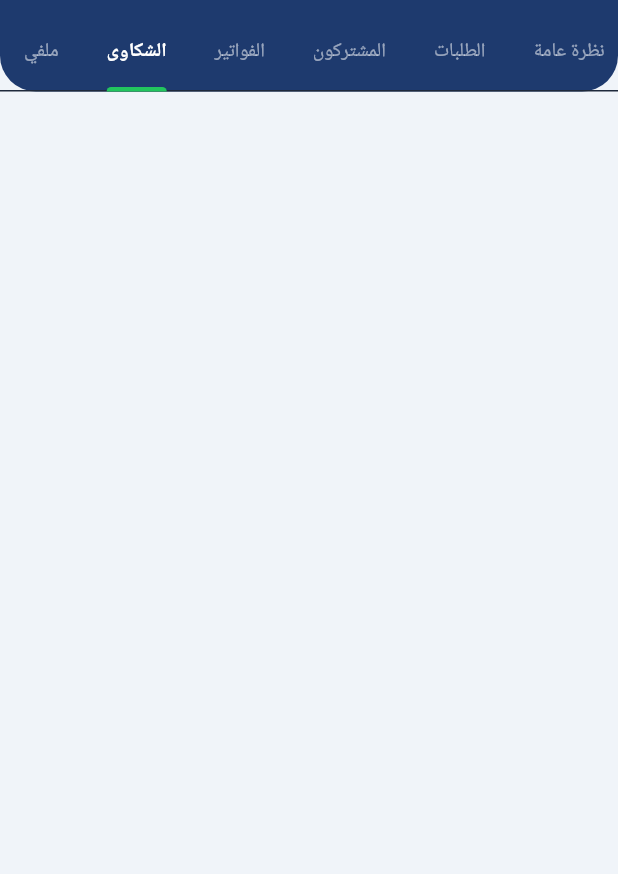
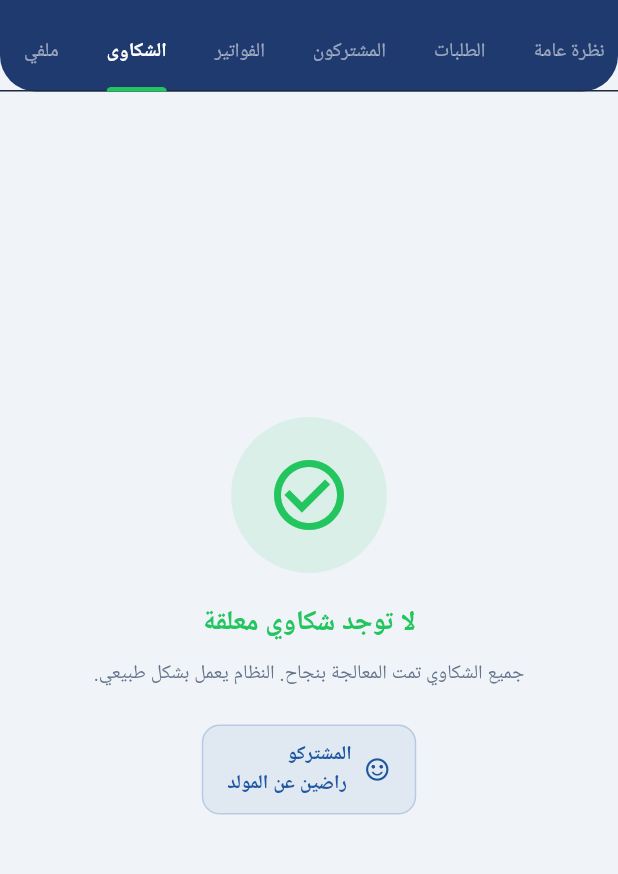
Before and after one commit to Mohmmed-AlShweikh/Power-House, a Flutter app: the AdminScreen screen opened by its route, tab 5 chosen, on a phone screen of 412 x 824 dp, the part 96-970 px from its top. Run offline on Flutter 3.47's test engine with Material 3 defaults, Android fonts, the phone set to English and light mode, and no system bars; our stand-ins replace cloud_firestore, firebase_auth, firebase_core, flutter_animate, flutter_riverpod, go_router and 2 more; accounts and stored records are empty; network calls fail.

Commit message:
Update user profiles to include phone numbers and improve screen layouts
Add a phone number field to user profiles and enhance scrolling for forms.

Replit-Commit-Author: Agent
Replit-Commit-Session-Id: 0f8d77bb-1a23-40e7-9da5-d28ff4cab438
Replit-Commit-Checkpoint-Type: full_checkpoint
Replit-Commit-Event-Id: 30060ceb-e93e-465e-8a20-e4ec274d993c
Replit-Commit-Screenshot-Url: https://storage.googleapis.com/screenshot-production-us-central1/6a3997ea-dc35-4381-9a5b-7e521b4604f4/0f8d77bb-1a23-40e7-9da5-d28ff4cab438/ELVRyQ0
Replit-Helium-Checkpoint-Created: true

```diff
--- a/lib/models/user_model.dart
+++ b/lib/models/user_model.dart
@@ -59,6 +59,7 @@ class UserProfile {
   UserProfile copyWith({
     String? name,
     String? address,
+    String? phone,
     ApprovalStatus? approvalStatus,
     SubscriptionStatus? subscriptionStatus,
     int? ampereLimit,
@@ -66,7 +67,7 @@ class UserProfile {
       UserProfile(
         uid: uid,
         idNumber: idNumber,
-        phone: phone,
+        phone: phone ?? this.phone,
         name: name ?? this.name,
         address: address ?? this.address,
         role: role,
--- a/lib/views/screens/admin/admin_screen.dart
+++ b/lib/views/screens/admin/admin_screen.dart
@@ -76,16 +76,24 @@ class _AdminScreenState extends ConsumerState<AdminScreen>
                               color: Colors.white, size: 22),
                         ),
                         const SizedBox(width: 12),
-                        Column(
+                        Consumer(
+                          builder: (_, ref, __) {
+                            final profile = ref.watch(authProvider).profile;
+                            return Column(
                               crossAxisAlignment: CrossAxisAlignment.start,
                               children: [
                                 Text('لوحة الإدارة',
                                     style: theme.textTheme.headlineMedium
                                         ?.copyWith(color: Colors.white)),
-                            Text('مولد حي البيرة',
+                                Text(
+                                    profile != null && profile.name.isNotEmpty
+                                        ? profile.name
+                                        : 'مولد حي البيرة',
                                     style: theme.textTheme.bodyMedium
                                         ?.copyWith(color: Colors.white60)),
                               ],
+                            );
+                          },
                         ),
                         const Spacer(),
                         Consumer(
@@ -611,17 +619,6 @@ class _SubscribersTabState extends ConsumerState<_SubscribersTab> {
                               const BoxConstraints(minWidth: 44, minHeight: 44),
                         ),
                       ),
-                    ),
-                  ),
-                  const SizedBox(width: 10),
-                  ElevatedButton.icon(
-                    onPressed: () => _showAddSheet(context),
-                    icon: const Icon(Icons.add, size: 18),
-                    label: const Text('إضافة'),
-                    style: ElevatedButton.styleFrom(
-                      minimumSize: const Size(0, 44),
-                      padding: const EdgeInsets.symmetric(
-                          horizontal: 14, vertical: 12),
                     ),
                   ),
                 ],
@@ -1443,6 +1440,7 @@ class _AddBillSheetState extends ConsumerState<_AddBillSheet> {
         top: 24,
         bottom: MediaQuery.of(context).viewInsets.bottom + 28,
       ),
+      child: SingleChildScrollView(
         child: Column(
           mainAxisSize: MainAxisSize.min,
           crossAxisAlignment: CrossAxisAlignment.start,
@@ -1670,6 +1668,7 @@ class _AddBillSheetState extends ConsumerState<_AddBillSheet> {
           ),
         ],
       ),
+    ),
   );
   }
 }
@@ -2026,7 +2025,9 @@ class _ComplaintsTab extends ConsumerWidget {
     final complaintsAsync = ref.watch(complaintsProvider);
 
     return complaintsAsync.when(
-      data: (complaints) => ListView(
+      data: (complaints) => complaints.isEmpty
+          ? const _EmptyComplaints()
+          : ListView(
               padding: const EdgeInsets.all(16),
               children: complaints
                   .map((c) => Padding(
@@ -2045,6 +2046,81 @@ class _ComplaintsTab extends ConsumerWidget {
                       name: c.$1, text: c.$2, time: c.$3, status: c.$4),
                 ))
             .toList(),
+      ),
+    );
+  }
+}
+
+class _EmptyComplaints extends StatelessWidget {
+  const _EmptyComplaints();
+
+  @override
+  Widget build(BuildContext context) {
+    return Center(
+      child: Padding(
+        padding: const EdgeInsets.symmetric(horizontal: 32, vertical: 60),
+        child: Column(
+          mainAxisSize: MainAxisSize.min,
+          children: [
+            Container(
+              padding: const EdgeInsets.all(24),
+              decoration: BoxDecoration(
+                color: AppColors.success.withOpacity(0.1),
+                shape: BoxShape.circle,
+              ),
+              child: const Icon(
+                Icons.check_circle_outline,
+                size: 56,
+                color: AppColors.success,
+              ),
+            ),
+            const SizedBox(height: 20),
+            const Text(
+              '\u0644\u0627 \u062a\u0648\u062c\u062f \u0634\u0643\u0627\u0648\u064a \u0645\u0639\u0644\u0642\u0629',
+              style: TextStyle(
+                fontSize: 18,
+                fontWeight: FontWeight.w700,
+                color: AppColors.success,
+              ),
+            ),
+            const SizedBox(height: 10),
+            const Text(
+              '\u062c\u0645\u064a\u0639 \u0627\u0644\u0634\u0643\u0627\u0648\u064a \u062a\u0645\u062a \u0627\u0644\u0645\u0639\u0627\u0644\u062c\u0629 \u0628\u0646\u062c\u0627\u062d. \u0627\u0644\u0646\u0638\u0627\u0645 \u064a\u0639\u0645\u0644 \u0628\u0634\u0643\u0644 \u0637\u0628\u064a\u0639\u064a.',
+              textAlign: TextAlign.center,
+              style: TextStyle(
+                fontSize: 13,
+                color: AppColors.lightMuted,
+                height: 1.5,
+              ),
+            ),
+            const SizedBox(height: 24),
+            Container(
+              padding: const EdgeInsets.symmetric(horizontal: 16, vertical: 10),
+              decoration: BoxDecoration(
+                color: AppColors.primary.withOpacity(0.08),
+                borderRadius: BorderRadius.circular(12),
+                border: Border.all(
+                    color: AppColors.primary.withOpacity(0.2)),
+              ),
+              child: Row(
+                mainAxisSize: MainAxisSize.min,
+                children: [
+                  Icon(Icons.sentiment_satisfied_alt,
+                      size: 18, color: AppColors.primary),
+                  const SizedBox(width: 8),
+                  const Text(
+                    '\u0627\u0644\u0645\u0634\u062a\u0631\u0643\u0648\n \u0631\u0627\u0636\u064a\u0646 \u0639\u0646 \u0627\u0644\u0645\u0648\u0644\u062f',
+                    style: TextStyle(
+                      fontSize: 13,
+                      fontWeight: FontWeight.w600,
+                      color: AppColors.primary,
+                    ),
+                  ),
+                ],
+              ),
+            ),
+          ],
+        ),
       ),
     );
   }
@@ -2544,6 +2620,7 @@ class _AdminProfileTab extends ConsumerWidget {
     final profile = ref.read(authProvider).profile;
     final nameCtrl = TextEditingController(text: profile?.name ?? '');
     final addressCtrl = TextEditingController(text: profile?.address ?? '');
+    final phoneCtrl = TextEditingController(text: profile?.phone ?? '');
 
     showModalBottomSheet(
       context: context,
@@ -2559,6 +2636,7 @@ class _AdminProfileTab extends ConsumerWidget {
             top: 24,
             bottom: MediaQuery.of(context).viewInsets.bottom + 24,
           ),
+          child: SingleChildScrollView(
             child: Column(
               mainAxisSize: MainAxisSize.min,
               crossAxisAlignment: CrossAxisAlignment.start,
@@ -2587,6 +2665,13 @@ class _AdminProfileTab extends ConsumerWidget {
                   controller: addressCtrl,
                   hint: 'العنوان',
                   icon: Icons.location_on_outlined,
+                ),
+                const SizedBox(height: 12),
+                _SheetField(
+                  controller: phoneCtrl,
+                  hint: 'رقم الجوال',
+                  icon: Icons.phone_outlined,
+                  keyboardType: TextInputType.phone,
                 ),
                 const SizedBox(height: 20),
                 StatefulBuilder(builder: (ctx, setS) {
@@ -2596,9 +2681,12 @@ class _AdminProfileTab extends ConsumerWidget {
                         ? null
                         : () async {
                             setS(() => saving = true);
-                          await ref.read(authProvider.notifier).updateProfile(
+                            await ref
+                                .read(authProvider.notifier)
+                                .updateProfile(
                                   name: nameCtrl.text.trim(),
                                   address: addressCtrl.text.trim(),
+                                  phone: phoneCtrl.text.trim(),
                                 );
                             setS(() => saving = false);
                             if (context.mounted) {
@@ -2620,6 +2708,7 @@ class _AdminProfileTab extends ConsumerWidget {
                   );
                 }),
               ],
+            ),
           ),
         ),
       ),
```
Also changed, not shown: lib/providers/auth_provider.dart (+5 -2 lines), lib/views/screens/consumer/profile_tab.dart (+18 -5 lines). Lines whose indentation alone changed are shown as unchanged.
